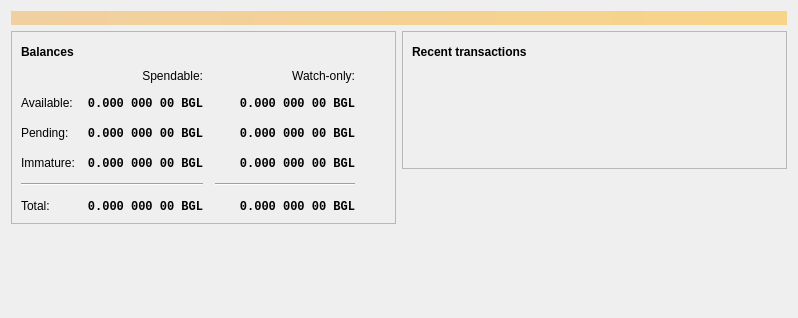
Above: src/qt/forms/overviewpage.ui from BitgesellOfficial/bitgesell before the change. Below: the same form after it.
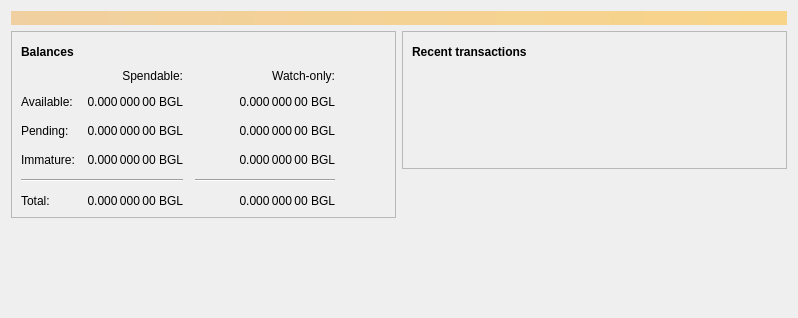
That is the form after the change. Icons and pictures are not drawn. Custom widgets are drawn as their Qt base class.

Commit message:
qt: Choose monospaced font in C++ code rather in `*.ui` file
Setting the "Monospace" font family in a `*.ui` file does not work on
macOS, at least on Big Sur with Qt 5.15 (neither via the "font" property
nor via the "styleSheet" property). Qt chooses the ".AppleSystemUIFont"
instead of ".AppleSystemUIFontMonospaced".

This change makes macOS choose the correct monospaced font.

What changed in the file:
```diff
--- a/src/qt/forms/overviewpage.ui
+++ b/src/qt/forms/overviewpage.ui
@@ -116,13 +116,6 @@
             </property>
             <item row="2" column="2">
              <widget class="QLabel" name="labelWatchPending">
-              <property name="font">
-               <font>
-                <family>Monospace</family>
-                <weight>75</weight>
-                <bold>true</bold>
-               </font>
-              </property>
               <property name="cursor">
                <cursorShape>IBeamCursor</cursorShape>
               </property>
@@ -142,13 +135,6 @@
             </item>
             <item row="2" column="1">
              <widget class="QLabel" name="labelUnconfirmed">
-              <property name="font">
-               <font>
-                <family>Monospace</family>
-                <weight>75</weight>
-                <bold>true</bold>
-               </font>
-              </property>
               <property name="cursor">
                <cursorShape>IBeamCursor</cursorShape>
               </property>
@@ -168,13 +154,6 @@
             </item>
             <item row="3" column="2">
              <widget class="QLabel" name="labelWatchImmature">
-              <property name="font">
-               <font>
-                <family>Monospace</family>
-                <weight>75</weight>
-                <bold>true</bold>
-               </font>
-              </property>
               <property name="cursor">
                <cursorShape>IBeamCursor</cursorShape>
               </property>
@@ -227,13 +206,6 @@
             </item>
             <item row="3" column="1">
              <widget class="QLabel" name="labelImmature">
-              <property name="font">
-               <font>
-                <family>Monospace</family>
-                <weight>75</weight>
-                <bold>true</bold>
-               </font>
-              </property>
               <property name="cursor">
                <cursorShape>IBeamCursor</cursorShape>
               </property>
@@ -273,13 +245,6 @@
             </item>
             <item row="5" column="1">
              <widget class="QLabel" name="labelTotal">
-              <property name="font">
-               <font>
-                <family>Monospace</family>
-                <weight>75</weight>
-                <bold>true</bold>
-               </font>
-              </property>
               <property name="cursor">
                <cursorShape>IBeamCursor</cursorShape>
               </property>
@@ -299,13 +264,6 @@
             </item>
             <item row="5" column="2">
              <widget class="QLabel" name="labelWatchTotal">
-              <property name="font">
-               <font>
-                <family>Monospace</family>
-                <weight>75</weight>
-                <bold>true</bold>
-               </font>
-              </property>
               <property name="cursor">
                <cursorShape>IBeamCursor</cursorShape>
               </property>
@@ -342,13 +300,6 @@
             </item>
             <item row="1" column="1">
              <widget class="QLabel" name="labelBalance">
-              <property name="font">
-               <font>
-                <family>Monospace</family>
-                <weight>75</weight>
-                <bold>true</bold>
-               </font>
-              </property>
               <property name="cursor">
                <cursorShape>IBeamCursor</cursorShape>
               </property>
@@ -368,13 +319,6 @@
             </item>
             <item row="1" column="2">
              <widget class="QLabel" name="labelWatchAvailable">
-              <property name="font">
-               <font>
-                <family>Monospace</family>
-                <weight>75</weight>
-                <bold>true</bold>
-               </font>
-              </property>
               <property name="cursor">
                <cursorShape>IBeamCursor</cursorShape>
               </property>
```
The commit also changes 2 other files.
